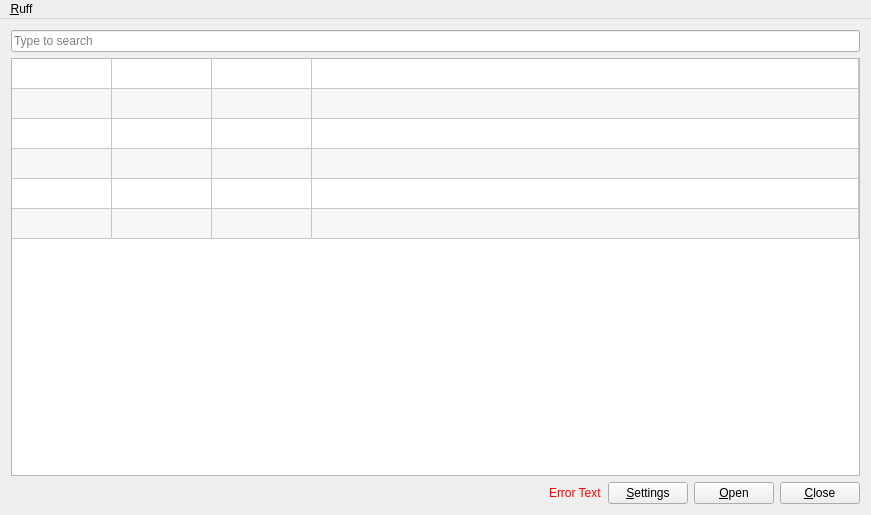
Old version of the form mainwindow.ui in the repository andrewrk/ruff.
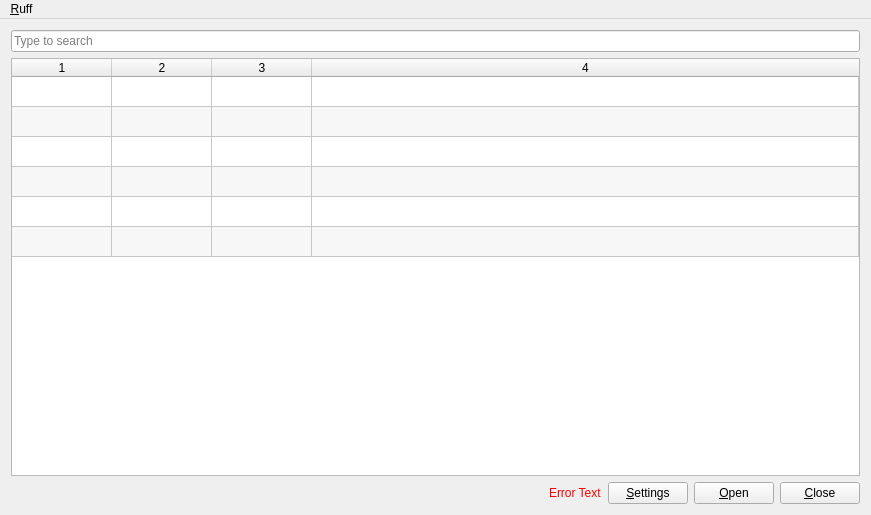
New version of the form. Icons and pictures are not drawn.

Commit message:
downgrade to qt 5.1.0, windows build is working
closes #6

Diff of the .ui file:
```diff
--- a/mainwindow.ui
+++ b/mainwindow.ui
@@ -65,7 +65,7 @@
        <number>4</number>
       </property>
       <attribute name="horizontalHeaderVisible">
-       <bool>false</bool>
+       <bool>true</bool>
       </attribute>
       <attribute name="horizontalHeaderStretchLastSection">
        <bool>true</bool>
```
Left out of the diff: 3 changed lines with no effect on the pictures. The commit also changes 6 other files.
